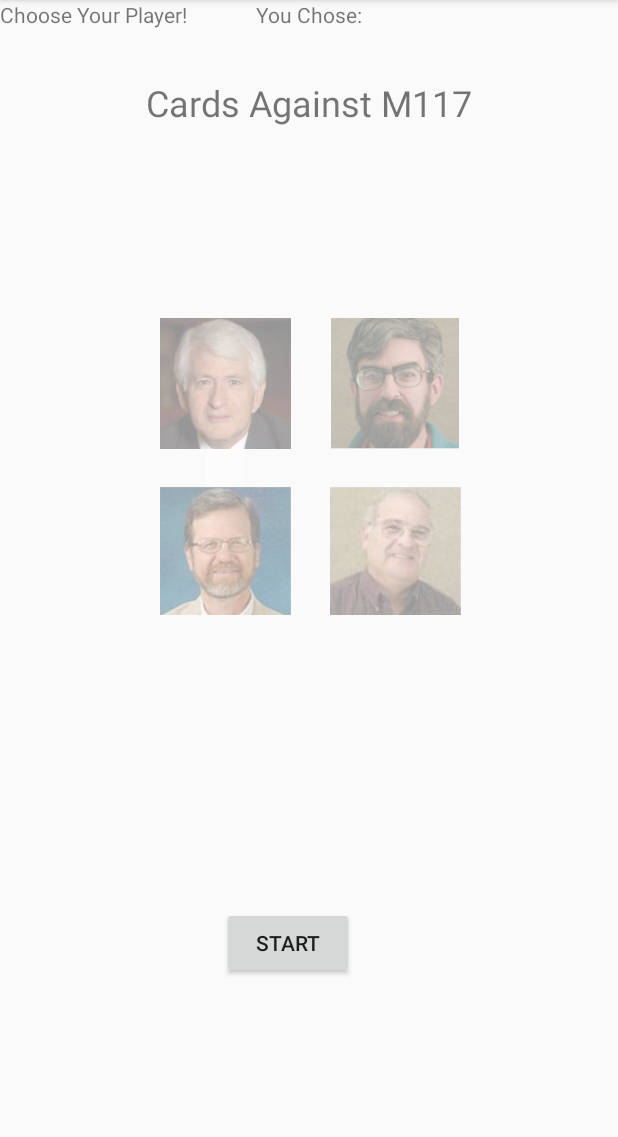
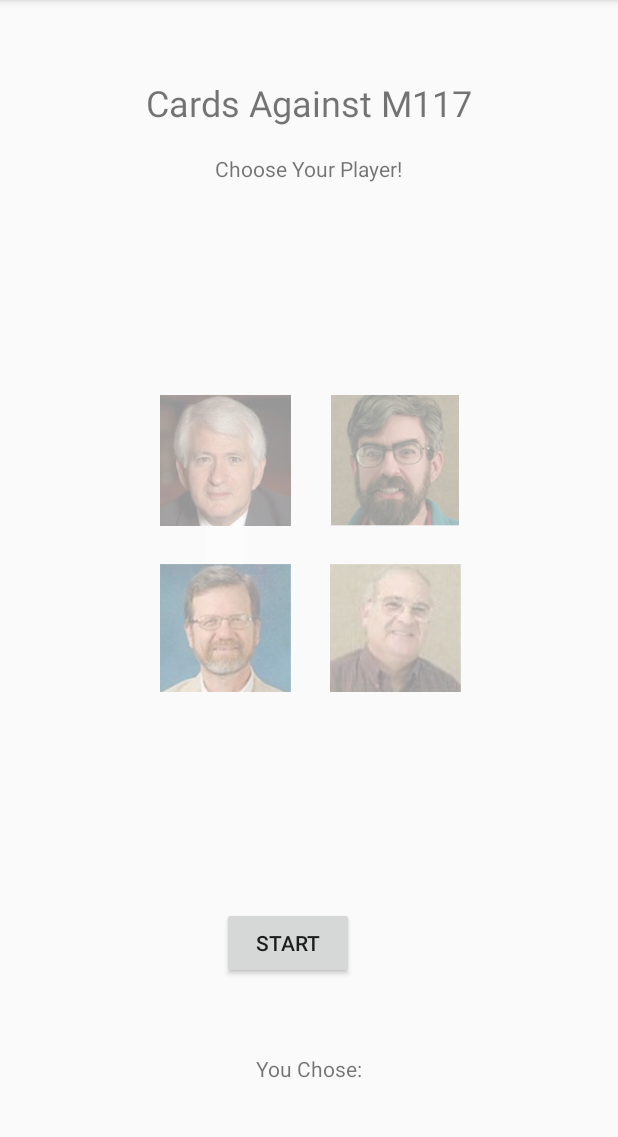
Before and after one commit to its-akshara/Cards-Against_Humanity, an Android app: the screen it shows after launch (StartActivity), on a phone screen of 412 x 824 dp, the part 84-1221 px from its top. Run offline under Robolectric (Android 15) with nearby library versions, the phone set to English and light mode, and no system bars.

Commit message:
fix textview placement?

```diff
--- a/Frontend/cardsagainsthumanityfrontend/app/src/main/res/layout/activity_start.xml
+++ b/Frontend/cardsagainsthumanityfrontend/app/src/main/res/layout/activity_start.xml
@@ -104,9 +104,13 @@
         android:id="@+id/playerPic"
         android:layout_width="wrap_content"
         android:layout_height="wrap_content"
+        android:layout_marginEnd="129dp"
+        android:layout_marginStart="129dp"
+        android:layout_marginTop="18dp"
         android:text="Choose Your Player!"
-        tools:layout_editor_absoluteX="130dp"
-        tools:layout_editor_absoluteY="84dp" />
+        app:layout_constraintEnd_toEndOf="parent"
+        app:layout_constraintStart_toStartOf="parent"
+        app:layout_constraintTop_toBottomOf="@+id/textView" />
 
     <TextView
         android:id="@+id/player_text"
@@ -114,10 +118,11 @@
         android:layout_height="wrap_content"
         android:layout_marginEnd="75dp"
         android:layout_marginStart="75dp"
+        android:layout_marginTop="50dp"
         android:text="You Chose: "
         android:textAlignment="center"
         app:layout_constraintEnd_toEndOf="parent"
         app:layout_constraintStart_toStartOf="parent"
-        tools:layout_editor_absoluteY="436dp" />
+        app:layout_constraintTop_toBottomOf="@+id/startButton" />
 
 </android.support.constraint.ConstraintLayout>
```
